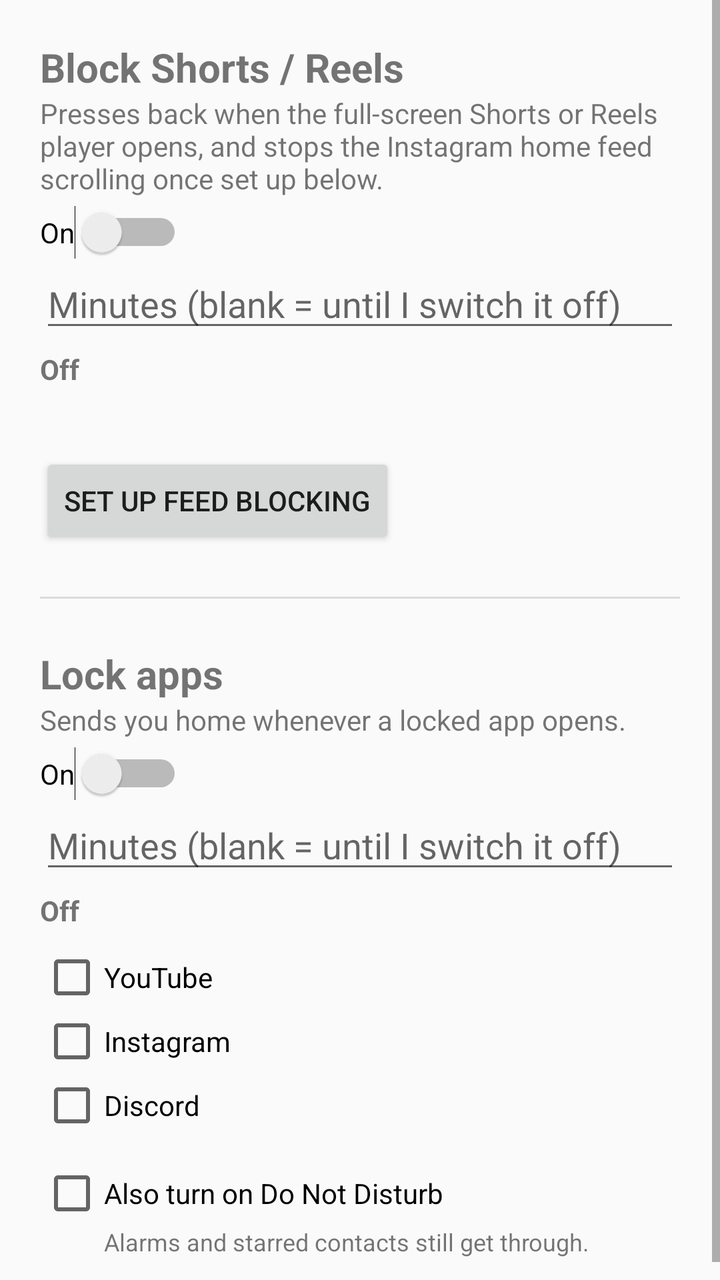
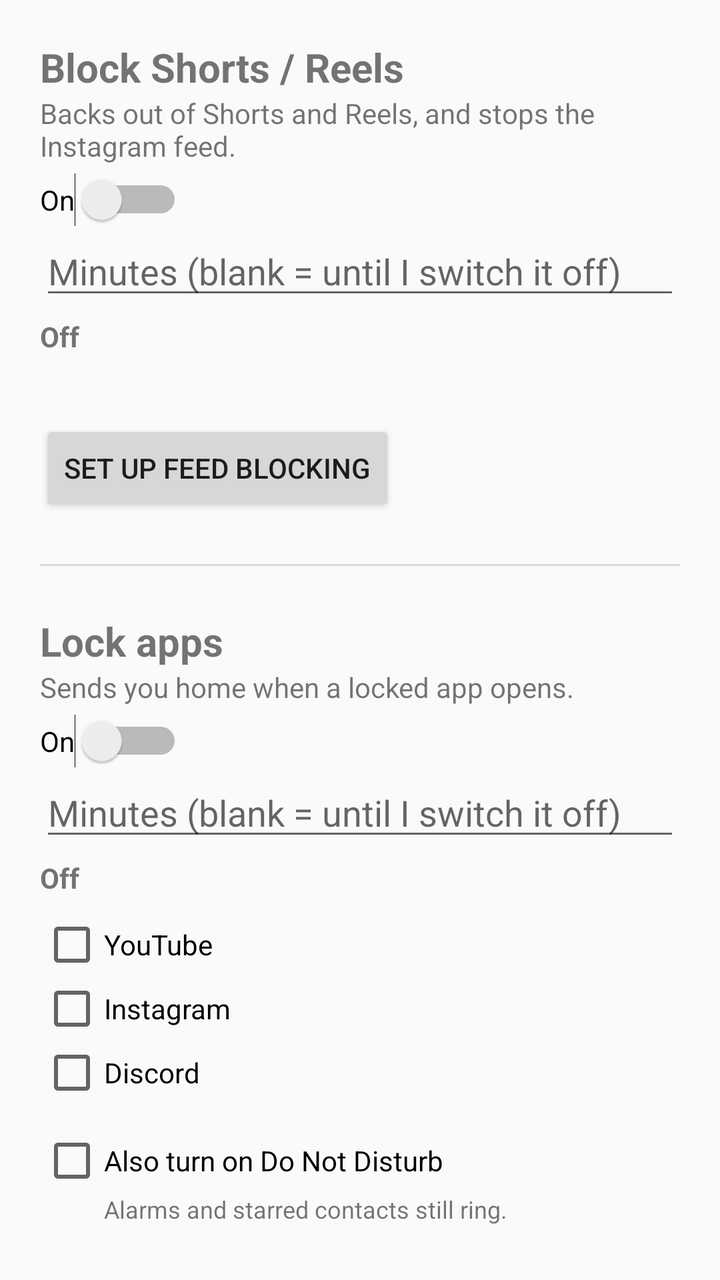

Two renders of the same Android screen: before a commit and after it. Below are the layout's source before the change and the commit's diff.
<!-- AndroidManifest.xml: application theme android:Theme.Material.Light -->
<!-- res/layout/activity_main.xml -->
<?xml version="1.0" encoding="utf-8"?>
<ScrollView xmlns:android="http://schemas.android.com/apk/res/android"
    android:layout_width="match_parent"
    android:layout_height="match_parent">

    <LinearLayout
        android:layout_width="match_parent"
        android:layout_height="wrap_content"
        android:orientation="vertical"
        android:padding="20dp">

        
        <LinearLayout
            android:id="@+id/warn_box"
            android:layout_width="match_parent"
            android:layout_height="wrap_content"
            android:orientation="vertical"
            android:paddingBottom="24dp"
            android:visibility="gone">

            <TextView
                android:layout_width="match_parent"
                android:layout_height="wrap_content"
                android:text="The accessibility service is off. Nothing is being blocked."
                android:textColor="#B00020"
                android:textStyle="bold" />

            <Button
                android:id="@+id/btn_settings"
                android:layout_width="wrap_content"
                android:layout_height="wrap_content"
                android:layout_marginTop="8dp"
                android:text="Open Accessibility Settings" />
        </LinearLayout>

        
        <TextView
            android:layout_width="match_parent"
            android:layout_height="wrap_content"
            android:text="Block Shorts / Reels"
            android:textSize="20sp"
            android:textStyle="bold" />

        <TextView
            android:layout_width="match_parent"
            android:layout_height="wrap_content"
            android:paddingBottom="4dp"
            android:text="Presses back when the full-screen Shorts or Reels player opens, and stops the Instagram home feed scrolling once set up below." />

        <Switch
            android:id="@+id/sw_shorts"
            android:layout_width="wrap_content"
            android:layout_height="wrap_content"
            android:text="On" />

        <EditText
            android:id="@+id/et_shorts"
            android:layout_width="match_parent"
            android:layout_height="wrap_content"
            android:hint="Minutes (blank = until I switch it off)"
            android:inputType="number"
            android:maxLength="4" />

        <TextView
            android:id="@+id/tv_shorts"
            android:layout_width="match_parent"
            android:layout_height="wrap_content"
            android:paddingTop="4dp"
            android:text="Off"
            android:textStyle="bold" />

        <TextView
            android:id="@+id/tv_feed"
            android:layout_width="match_parent"
            android:layout_height="wrap_content"
            android:paddingTop="12dp"
            android:textSize="12sp" />

        <Button
            android:id="@+id/btn_learn"
            android:layout_width="wrap_content"
            android:layout_height="wrap_content"
            android:layout_marginTop="4dp"
            android:text="Set up feed blocking" />

        <View
            android:layout_width="match_parent"
            android:layout_height="1dp"
            android:layout_marginBottom="24dp"
            android:layout_marginTop="24dp"
            android:background="#20000000" />

        
        <TextView
            android:layout_width="match_parent"
            android:layout_height="wrap_content"
            android:text="Lock apps"
            android:textSize="20sp"
            android:textStyle="bold" />

        <TextView
            android:layout_width="match_parent"
            android:layout_height="wrap_content"
            android:paddingBottom="4dp"
            android:text="Sends you home whenever a locked app opens." />

        <Switch
            android:id="@+id/sw_lock"
            android:layout_width="wrap_content"
            android:layout_height="wrap_content"
            android:text="On" />

        <EditText
            android:id="@+id/et_lock"
            android:layout_width="match_parent"
            android:layout_height="wrap_content"
            android:hint="Minutes (blank = until I switch it off)"
            android:inputType="number"
            android:maxLength="4" />

        <TextView
            android:id="@+id/tv_lock"
            android:layout_width="match_parent"
            android:layout_height="wrap_content"
            android:paddingTop="4dp"
            android:text="Off"
            android:textStyle="bold" />

        <CheckBox
            android:id="@+id/cb_youtube"
            android:layout_width="wrap_content"
            android:layout_height="wrap_content"
            android:layout_marginTop="8dp"
            android:text="YouTube" />

        <CheckBox
            android:id="@+id/cb_instagram"
            android:layout_width="wrap_content"
            android:layout_height="wrap_content"
            android:text="Instagram" />

        <CheckBox
            android:id="@+id/cb_discord"
            android:layout_width="wrap_content"
            android:layout_height="wrap_content"
            android:text="Discord" />

        <CheckBox
            android:id="@+id/cb_dnd"
            android:layout_width="match_parent"
            android:layout_height="wrap_content"
            android:layout_marginTop="12dp"
            android:text="Also turn on Do Not Disturb" />

        <TextView
            android:layout_width="match_parent"
            android:layout_height="wrap_content"
            android:paddingStart="32dp"
            android:text="Alarms and starred contacts still get through."
            android:textSize="12sp" />

    </LinearLayout>

</ScrollView>
<!-- resources referenced by this layout -->
<resources>

</resources>

<!-- the commit's change to res/layout/activity_main.xml (unified diff, before → after) -->
@@ -21,7 +21,7 @@
             <TextView
                 android:layout_width="match_parent"
                 android:layout_height="wrap_content"
-                android:text="The accessibility service is off. Nothing is being blocked."
+                android:text="Service is off. Nothing is being blocked."
                 android:textColor="#B00020"
                 android:textStyle="bold" />
 
@@ -45,7 +45,7 @@
             android:layout_width="match_parent"
             android:layout_height="wrap_content"
             android:paddingBottom="4dp"
-            android:text="Presses back when the full-screen Shorts or Reels player opens, and stops the Instagram home feed scrolling once set up below." />
+            android:text="Backs out of Shorts and Reels, and stops the Instagram feed." />
 
         <Switch
             android:id="@+id/sw_shorts"
@@ -102,7 +102,7 @@
             android:layout_width="match_parent"
             android:layout_height="wrap_content"
             android:paddingBottom="4dp"
-            android:text="Sends you home whenever a locked app opens." />
+            android:text="Sends you home when a locked app opens." />
 
         <Switch
             android:id="@+id/sw_lock"
@@ -156,7 +156,7 @@
             android:layout_width="match_parent"
             android:layout_height="wrap_content"
             android:paddingStart="32dp"
-            android:text="Alarms and starred contacts still get through."
+            android:text="Alarms and starred contacts still ring."
             android:textSize="12sp" />
 
     </LinearLayout>
